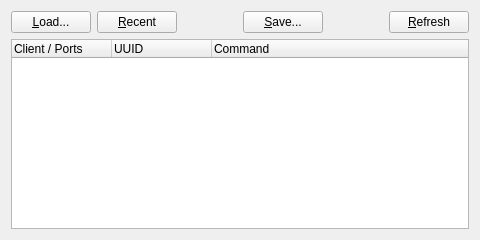
First picture: the form in src/qjackctlSessionForm.ui, repository rncbc/qjackctl, before the edit.
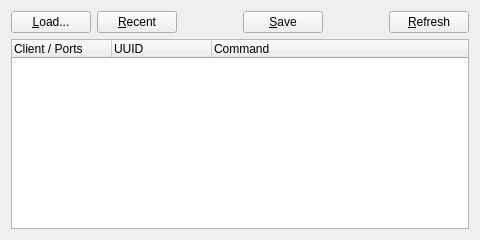
Second picture: the form after the edit. Icons and pictures are not drawn.

Diff of the .ui file:
```diff
--- a/src/qjackctlSessionForm.ui
+++ b/src/qjackctlSessionForm.ui
@@ -79,7 +79,7 @@
       <string>Save session</string>
      </property>
      <property name="text">
-      <string>&amp;Save...</string>
+      <string>&amp;Save</string>
      </property>
      <property name="icon">
 	  <iconset resource="qjackctl.qrc">:/images/save1.png</iconset>
```
